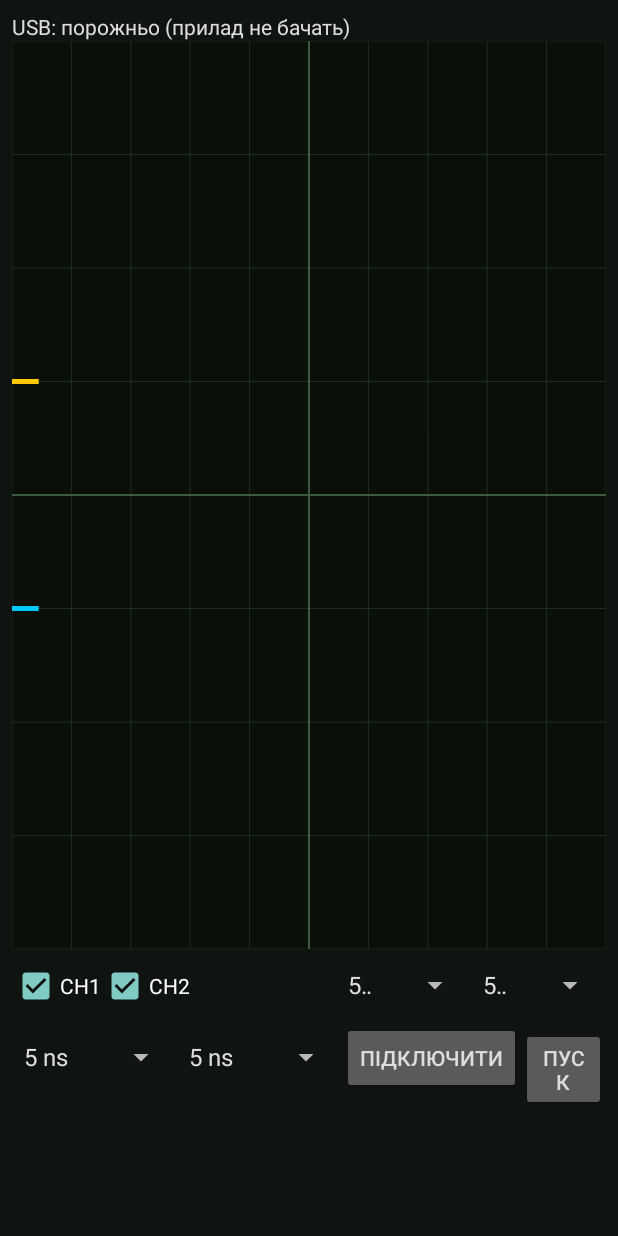
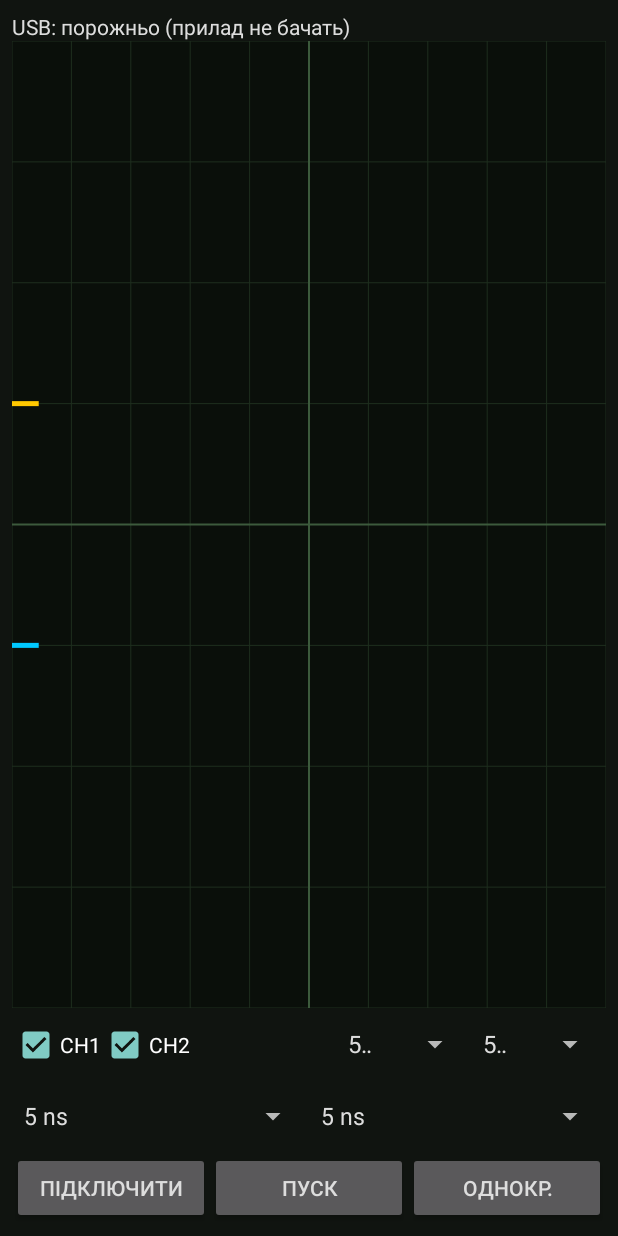
Before and after one commit to ismi9/owon-vds-c2, an Android app: the screen it shows after launch (MainActivity), on a phone screen of 412 x 824 dp. Run offline under Robolectric (Android 15) with nearby library versions, the light colour scheme and no system bars.

Commit message:
v0.3.6: portrait-friendly layout: timebase spinners row + full-width buttons row (Connect/Run/Single equal weights)

```diff
--- a/android/app/src/main/res/layout/activity_main.xml
+++ b/android/app/src/main/res/layout/activity_main.xml
@@ -58,30 +58,41 @@
 
         <Spinner
             android:id="@+id/spTimebase"
-            android:layout_width="110dp"
-            android:layout_height="wrap_content" />
+            android:layout_width="0dp"
+            android:layout_height="wrap_content"
+            android:layout_weight="1" />
 
         <Spinner
             android:id="@+id/spTimebase2"
-            android:layout_width="110dp"
-            android:layout_height="wrap_content" />
+            android:layout_width="0dp"
+            android:layout_height="wrap_content"
+            android:layout_weight="1" />
+    </LinearLayout>
+
+    <LinearLayout
+        android:orientation="horizontal"
+        android:layout_width="match_parent"
+        android:layout_height="wrap_content">
 
         <Button
             android:id="@+id/btnConnect"
-            android:layout_width="wrap_content"
+            android:layout_width="0dp"
             android:layout_height="wrap_content"
+            android:layout_weight="1"
             android:text="@string/connect" />
 
         <Button
             android:id="@+id/btnRun"
-            android:layout_width="wrap_content"
+            android:layout_width="0dp"
             android:layout_height="wrap_content"
+            android:layout_weight="1"
             android:text="@string/run" />
 
         <Button
             android:id="@+id/btnSingle"
-            android:layout_width="wrap_content"
+            android:layout_width="0dp"
             android:layout_height="wrap_content"
+            android:layout_weight="1"
             android:text="@string/single" />
     </LinearLayout>
 </LinearLayout>
```
